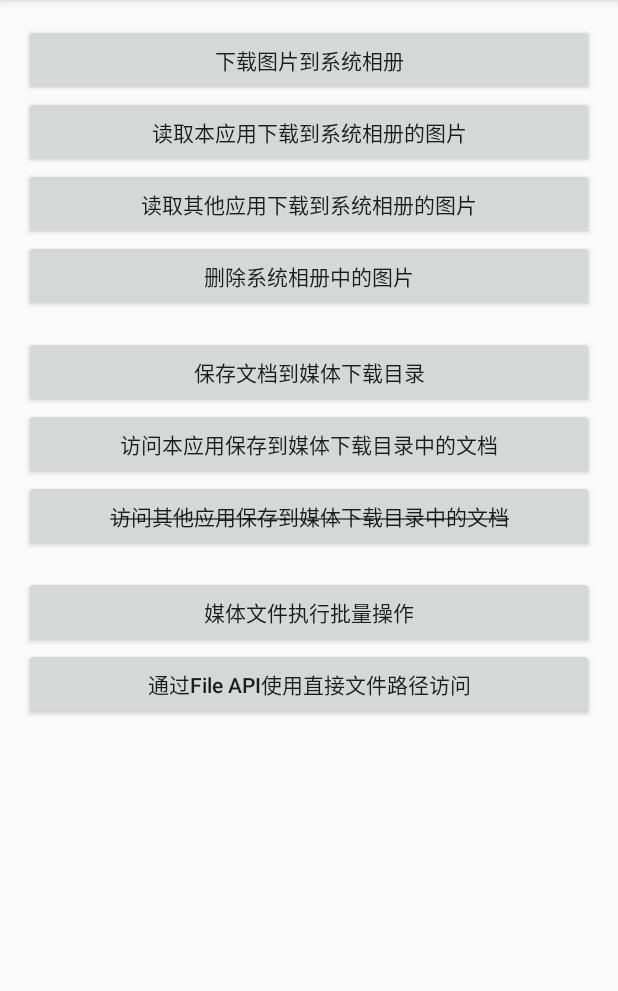
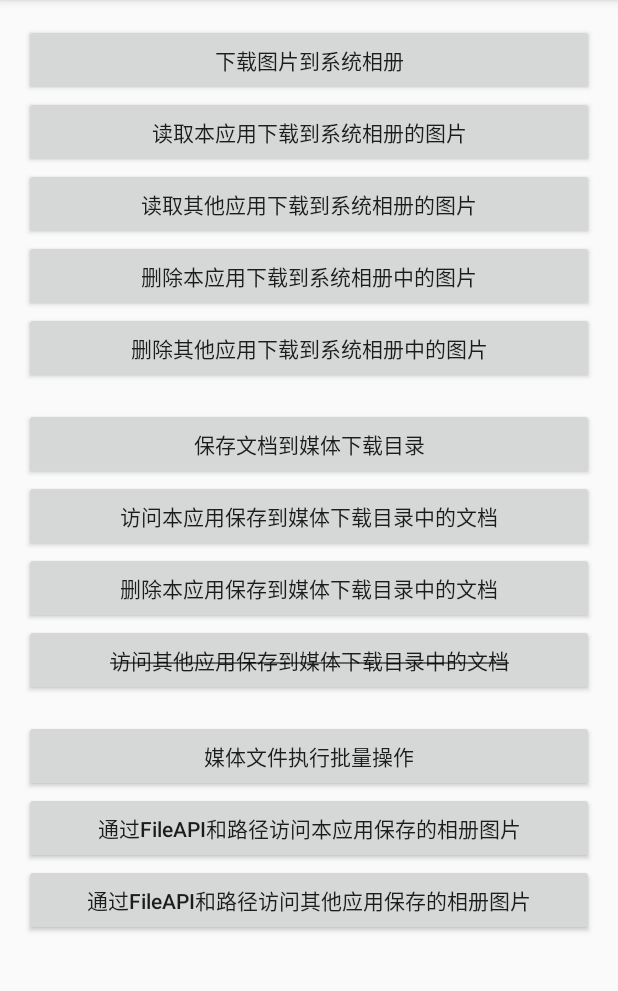
Before and after one commit to jianjunxiao/Adaptation, an Android app: the AccessMediaStoreActivity screen opened directly, with no data from a screen before it, on a phone screen of 412 x 824 dp, the part 84-1075 px from its top. Run offline under Robolectric (Android 15) with nearby library versions, the phone set to English and light mode, and no system bars.

Commit message:
删除相关晚上

```diff
--- a/app/src/main/java/com/xiaojianjun/adaptation/util/ImageHelper.kt
+++ b/app/src/main/java/com/xiaojianjun/adaptation/util/ImageHelper.kt
@@ -76,7 +76,7 @@ suspend fun getImageFileFromAlbum(context: Context, fileName: String): Bitmap? {
 /**
  * 删除系统相册中的图片
  */
-suspend fun deleteImageFromAlbum(context: Context, fileName: String): Boolean {
+suspend fun deleteOwnImageFromAlbum(context: Context, fileName: String): Boolean {
     return withContext(Dispatchers.IO) {
         val uri = MediaStore.Images.Media.EXTERNAL_CONTENT_URI
         val projection = arrayOf(MediaStore.Images.Media._ID)
--- a/app/src/main/res/layout/activity_access_media_store.xml
+++ b/app/src/main/res/layout/activity_access_media_store.xml
@@ -39,11 +39,22 @@
         app:layout_constraintTop_toTopOf="parent" />
 
     <Button
-        android:id="@+id/btnDeleteAlbumImage"
+        android:id="@+id/btnDeleteOwnAlbumImage"
         android:layout_width="match_parent"
         android:layout_height="wrap_content"
         android:textAllCaps="false"
-        android:text="删除系统相册中的图片"
+        android:text="删除本应用下载到系统相册中的图片"
+        app:layout_constraintBottom_toBottomOf="parent"
+        app:layout_constraintLeft_toLeftOf="parent"
+        app:layout_constraintRight_toRightOf="parent"
+        app:layout_constraintTop_toTopOf="parent" />
+
+    <Button
+        android:id="@+id/btnDeleteOtherAlbumImage"
+        android:layout_width="match_parent"
+        android:layout_height="wrap_content"
+        android:textAllCaps="false"
+        android:text="删除其他应用下载到系统相册中的图片"
         app:layout_constraintBottom_toBottomOf="parent"
         app:layout_constraintLeft_toLeftOf="parent"
         app:layout_constraintRight_toRightOf="parent"
@@ -71,6 +82,16 @@
         app:layout_constraintTop_toTopOf="parent" />
 
     <Button
+        android:id="@+id/btnDeleteOwnMediaDownloadDocument"
+        android:layout_width="match_parent"
+        android:layout_height="wrap_content"
+        android:text="删除本应用保存到媒体下载目录中的文档"
+        app:layout_constraintBottom_toBottomOf="parent"
+        app:layout_constraintLeft_toLeftOf="parent"
+        app:layout_constraintRight_toRightOf="parent"
+        app:layout_constraintTop_toTopOf="parent" />
+
+    <Button
         android:id="@+id/btnAccessOtherAppMediaDownloadDocument"
         android:layout_width="match_parent"
         android:layout_height="wrap_content"
@@ -92,14 +113,24 @@
         app:layout_constraintTop_toTopOf="parent" />
 
     <Button
-        android:id="@+id/btnAccessByFileApi"
+        android:id="@+id/btnAccessOwnAlbumImageByFileApi"
         android:layout_width="match_parent"
         android:layout_height="wrap_content"
-        android:text="通过File API使用直接文件路径访问"
+        android:text="通过FileAPI和路径访问本应用保存的相册图片"
         android:textAllCaps="false"
         app:layout_constraintBottom_toBottomOf="parent"
         app:layout_constraintLeft_toLeftOf="parent"
         app:layout_constraintRight_toRightOf="parent"
         app:layout_constraintTop_toTopOf="parent" />
 
+    <Button
+        android:id="@+id/btnAccessOtherAlbumImageByFileApi"
+        android:layout_width="match_parent"
+        android:layout_height="wrap_content"
+        android:text="通过FileAPI和路径访问其他应用保存的相册图片"
+        android:textAllCaps="false"
+        app:layout_constraintBottom_toBottomOf="parent"
+        app:layout_constraintLeft_toLeftOf="parent"
+        app:layout_constraintRight_toRightOf="parent"
+        app:layout_constraintTop_toTopOf="parent" />
 </LinearLayout>
```
Also changed, not shown: app/src/main/java/com/xiaojianjun/adaptation/AccessMediaStoreActivity.kt (+144 -60 lines), app/src/main/java/com/xiaojianjun/adaptation/util/DocumentHelper.kt (+26 -0 lines).
